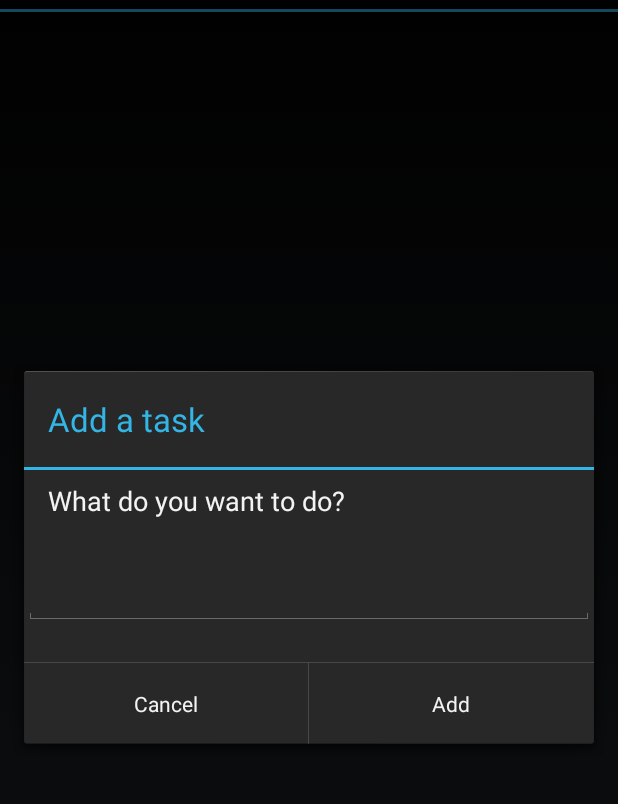
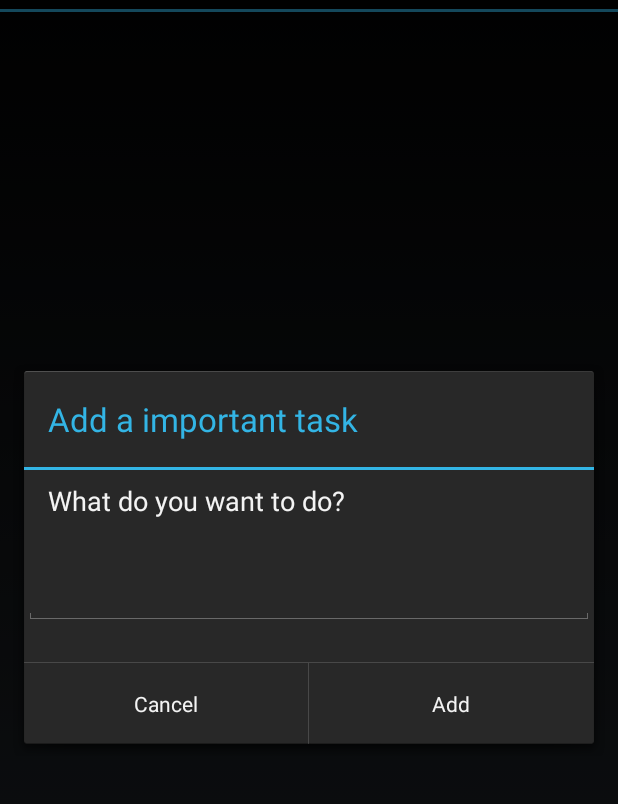
Before and after one commit to MalmoTeam/DailyActive3, an Android app: the screen it shows after launch (MainActivity), after a tap on "Add Task", on a phone screen of 412 x 824 dp, the part 60-864 px from its top. Run offline under Robolectric (Android 15) with nearby library versions, the phone set to English and light mode, and no system bars.

Commit message:
few name changes

```diff
--- a/app/src/main/java/db/TaskContract.java
+++ b/app/src/main/java/db/TaskContract.java
@@ -13,7 +13,7 @@ public class TaskContract {
 
     public class Columns {
         public static final String TASK = "task";
-        public static final String TASK_TYPE = "task_type"; //1-ID, 2-IO, 3-ND, 4-NO
+        public static final String TASK_TYPE = "task_type"; //1-ID(important with deadlines), 2-IO(important open), 3-ND(not important but deadlines), 4-NO(not important open)
         public static final String _ID = BaseColumns._ID;
     }
 }
--- a/app/src/main/java/malmoteam/dailyactive3/MainActivity.java
+++ b/app/src/main/java/malmoteam/dailyactive3/MainActivity.java
@@ -6,13 +6,11 @@ import android.content.ContentValues;
 import android.content.DialogInterface;
 import android.database.Cursor;
 import android.database.sqlite.SQLiteDatabase;
-import android.support.v7.app.AppCompatActivity;
 import android.os.Bundle;
 import android.util.Log;
 import android.view.Menu;
 import android.view.MenuItem;
 import android.view.View;
-import android.widget.DatePicker;
 import android.widget.EditText;
 import android.widget.SimpleCursorAdapter;
 import android.widget.TextView;
@@ -61,7 +59,7 @@ public class MainActivity extends ListActivity {
         switch (item.getItemId()) {
             case R.id.action_add_ID: //important dead line
                 AlertDialog.Builder builderID = new AlertDialog.Builder(this);
-                builderID.setTitle("Add a task");
+                builderID.setTitle("Add a important task");
                 builderID.setMessage("What do you want to do?");
                 final EditText inputField = new EditText(this);
                 builderID.setView(inputField);
```
